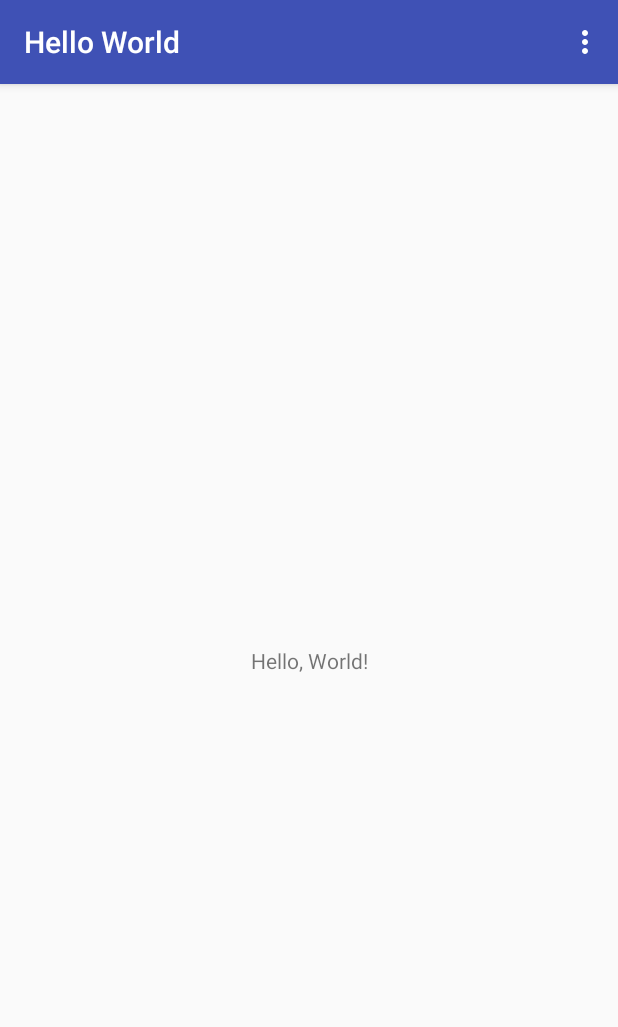
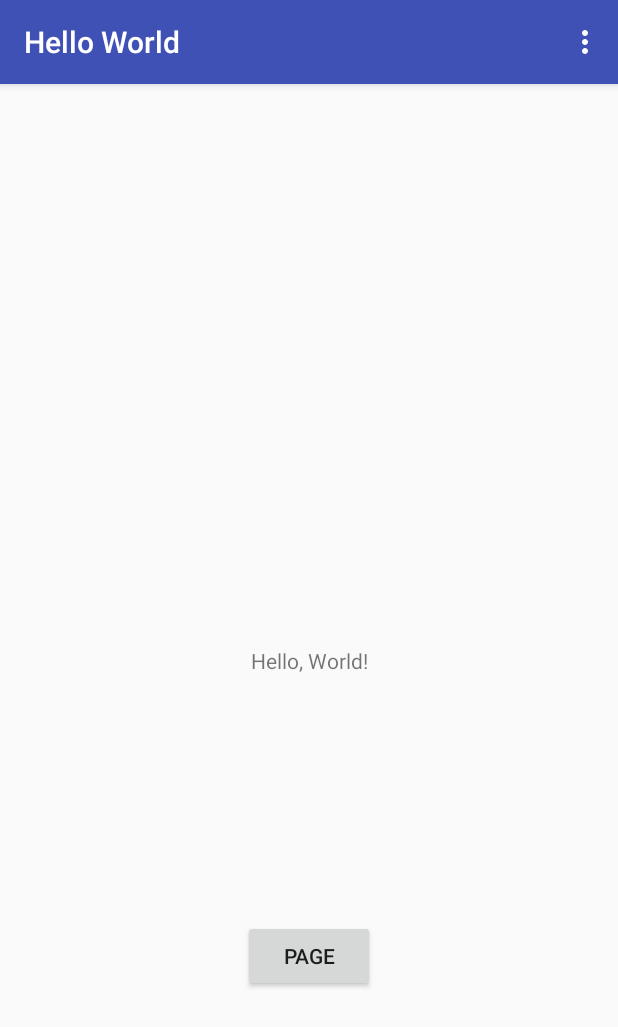
Before and after one commit to AyoHandGod/HelloDroid, an Android app: the screen it shows after launch (MainActivity), on a phone screen of 412 x 824 dp. Shown: the top 1027 px of the screen. Run offline under Robolectric (Android 15) with nearby library versions, the phone set to English and light mode, and no system bars.

Commit message:
Added second activity page, button, and intent to change pages.

```diff
--- a/app/build.gradle
+++ b/app/build.gradle
@@ -22,6 +22,7 @@ dependencies {
     implementation fileTree(dir: 'libs', include: ['*.jar'])
     implementation 'com.android.support:appcompat-v7:27.1.1'
     implementation 'com.android.support.constraint:constraint-layout:1.1.3'
+    implementation 'com.android.support:design:27.1.1'
     testImplementation 'junit:junit:4.12'
     androidTestImplementation 'com.android.support.test:runner:1.0.2'
     androidTestImplementation 'com.android.support.test.espresso:espresso-core:3.0.2'
--- a/app/src/main/AndroidManifest.xml
+++ b/app/src/main/AndroidManifest.xml
@@ -16,6 +16,10 @@
                 <category android:name="android.intent.category.LAUNCHER" />
             </intent-filter>
         </activity>
+        <activity
+            android:name=".Activity_Duece"
+            android:label="@string/title_activity__duece"
+            android:theme="@style/AppTheme.NoActionBar"></activity>
     </application>
 
 </manifest>
--- a/app/src/main/res/layout/activity_main.xml
+++ b/app/src/main/res/layout/activity_main.xml
@@ -17,4 +17,21 @@
         app:layout_constraintRight_toRightOf="parent"
         app:layout_constraintTop_toTopOf="parent" />
 
+    <Button
+        android:id="@+id/button"
+        android:layout_width="wrap_content"
+        android:layout_height="wrap_content"
+        android:layout_marginBottom="8dp"
+        android:layout_marginEnd="8dp"
+        android:layout_marginLeft="8dp"
+        android:layout_marginRight="8dp"
+        android:layout_marginStart="8dp"
+        android:layout_marginTop="8dp"
+        android:text="@string/button"
+        android:onClick="change_page"
+        app:layout_constraintBottom_toBottomOf="parent"
+        app:layout_constraintEnd_toEndOf="parent"
+        app:layout_constraintStart_toStartOf="parent"
+        app:layout_constraintTop_toBottomOf="@+id/greeting" />
+
 </android.support.constraint.ConstraintLayout>
--- a/app/src/main/res/values/dimens.xml
+++ b/app/src/main/res/values/dimens.xml
@@ -1,4 +1,5 @@
 <?xml version="1.0" encoding="utf-8"?>
 <resources>
     <dimen name="activity_margin">16dp</dimen>
+    <dimen name="fab_margin">16dp</dimen>
 </resources>
--- a/app/src/main/res/values/strings.xml
+++ b/app/src/main/res/values/strings.xml
@@ -3,4 +3,7 @@
     <string name="baseText">Hello, World!</string>
     <string name="say_bye">Bye</string>
     <string name="bye">Bye!</string>
+    <string name="button">Page</string>
+    <string name="title_activity__duece">Activity_Duece</string>
+    <string name="action_settings">Settings</string>
 </resources>
--- a/app/src/main/res/values/styles.xml
+++ b/app/src/main/res/values/styles.xml
@@ -7,9 +7,19 @@
         <item name="colorPrimaryDark">@color/colorPrimaryDark</item>
         <item name="colorAccent">@color/colorAccent</item>
     </style>
+
     <style name="AppTheme.DarkActionBar" parent="AppTheme">
         <item name="windowActionBar">true</item>
         <item name="windowNoTitle">true</item>
     </style>
 
+    <style name="AppTheme.NoActionBar">
+        <item name="windowActionBar">false</item>
+        <item name="windowNoTitle">true</item>
+    </style>
+
+    <style name="AppTheme.AppBarOverlay" parent="ThemeOverlay.AppCompat.Dark.ActionBar" />
+
+    <style name="AppTheme.PopupOverlay" parent="ThemeOverlay.AppCompat.Light" />
+
 </resources>
```
Also changed, not shown: app/src/main/java/com/nerdroco/admin/helloworld/Activity_Duece.java (added, +29 -0 lines), app/src/main/java/com/nerdroco/admin/helloworld/Activity_DueceFragment.java (added, +22 -0 lines), app/src/main/java/com/nerdroco/admin/helloworld/MainActivity.java (+8 -0 lines), app/src/main/res/layout/content_activity__duece.xml (added, +9 -0 lines), app/src/main/res/layout/fragment_activity__duece.xml (added, +10 -0 lines), app/src/main/res/menu/menu_activity__duece.xml (added, +10 -0 lines).
